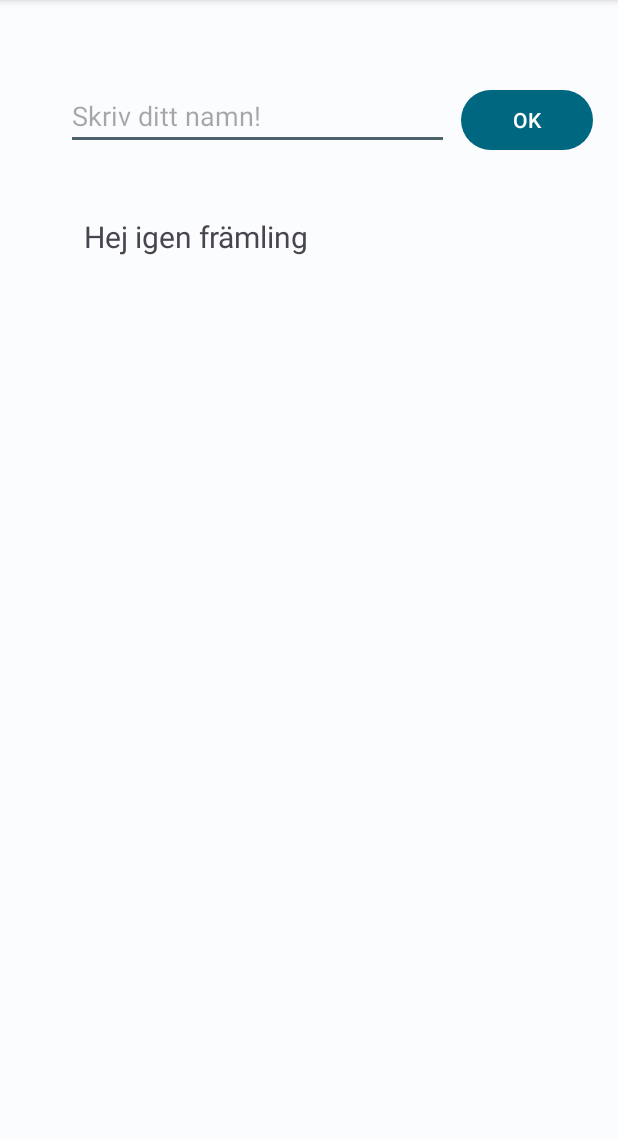
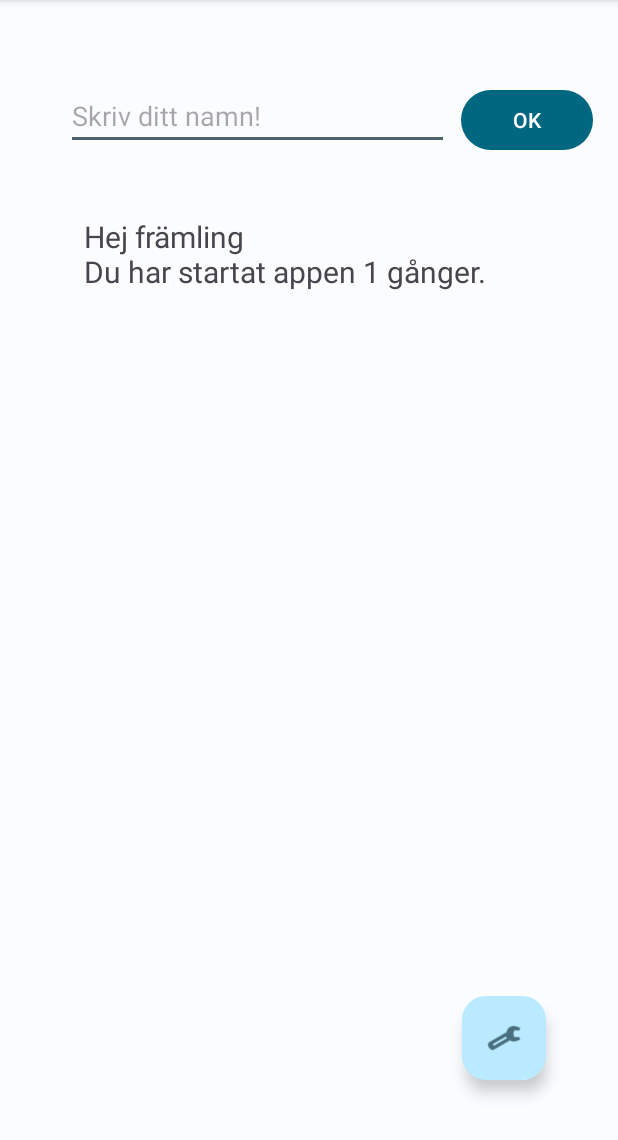
Before and after one commit to fw-23/sos23-exempel, an Android app: the screen it shows after launch (MainActivity), on a phone screen of 412 x 824 dp, the part 96-1236 px from its top. Run offline under Robolectric (Android 15) with nearby library versions, the phone set to English and light mode, and no system bars.

Commit message:
Lektion 5

```diff
--- a/app/build.gradle
+++ b/app/build.gradle
@@ -33,6 +33,7 @@ dependencies {
     implementation 'androidx.appcompat:appcompat:1.6.1'
     implementation 'com.google.android.material:material:1.8.0'
     implementation 'androidx.constraintlayout:constraintlayout:2.1.4'
+    implementation 'androidx.preference:preference:1.2.0'
     testImplementation 'junit:junit:4.13.2'
     androidTestImplementation 'androidx.test.ext:junit:1.1.5'
     androidTestImplementation 'androidx.test.espresso:espresso-core:3.5.1'
--- a/app/src/main/AndroidManifest.xml
+++ b/app/src/main/AndroidManifest.xml
@@ -12,6 +12,12 @@
         android:theme="@style/AppTheme"
         tools:targetApi="31">
         <activity
+            android:name=".SettingsActivity"
+            android:parentActivityName=".MainActivity"
+            android:exported="false"
+            android:label="@string/title_activity_settings" />
+
+        <activity
             android:name=".MainActivity"
             android:exported="true"
             android:windowSoftInputMode="adjustPan|adjustResize">
--- a/app/src/main/java/fi/arcada/sos_23_exempel/MainActivity.java
+++ b/app/src/main/java/fi/arcada/sos_23_exempel/MainActivity.java
@@ -4,6 +4,7 @@ import androidx.appcompat.app.AppCompatActivity;
 import androidx.recyclerview.widget.LinearLayoutManager;
 import androidx.recyclerview.widget.RecyclerView;
 
+import android.content.Intent;
 import android.content.SharedPreferences;
 import android.os.Bundle;
 import android.preference.PreferenceManager;
@@ -20,7 +21,7 @@ public class MainActivity extends AppCompatActivity {
     TextView outputText;
     EditText inputText;
 
-    //shared prefs
+    //shared prefs 1: deklarera
     SharedPreferences sharedPref;
     SharedPreferences.Editor prefEditor;
 
@@ -32,20 +33,39 @@ public class MainActivity extends AppCompatActivity {
         outputText = findViewById(R.id.outputText);
         inputText = findViewById(R.id.dataName);
 
-        // shared prefs
+        // shared prefs 2: initialisera
         sharedPref = PreferenceManager.getDefaultSharedPreferences(this);
         prefEditor = sharedPref.edit();
 
-        outputText.setText(String.format("Hej igen %s",
-                sharedPref.getString("savedName", "främling")
+        // CodeChallenge App Start Counter version 1
+        int appStarts = sharedPref.getInt("appStartCount", 0);
+        appStarts++; // öka med 1
+        prefEditor.putInt("appStartCount", appStarts); // spara som shared pref
+
+        // CodeChallenge App Start Counter version 2 "One-Liner"
+        prefEditor.putInt("appStartCount2", sharedPref.getInt("appStartCount2", 0)+1);
+
+        // spara "på hårdskivan"
+        prefEditor.apply();
+
+        // shared prefs 3: läs från shared prefs
+        outputText.setText(String.format("%s %s\nDu har startat appen %d gånger.",
+                sharedPref.getString("greeting", "Hej"),
+                sharedPref.getString("savedName", "främling"),
+                sharedPref.getInt("appStartCount", 0)
         ));
+    }
 
+    public void openSettings(View view) {
+        Intent intent = new Intent(this, SettingsActivity.class);
+        startActivity(intent);
     }
 
     public void calculate(View view) {
 
-        // Läs variabel och spara i prefs
         String myName = inputText.getText().toString();
+
+        // shared prefs 4: spara i shared prefs
         prefEditor.putString("savedName", myName);
         prefEditor.apply();
 
--- a/app/src/main/res/layout/activity_main.xml
+++ b/app/src/main/res/layout/activity_main.xml
@@ -41,4 +41,16 @@
         app:layout_constraintTop_toTopOf="@+id/dataName"
         app:layout_constraintVertical_bias="0.0" />
 
+    <com.google.android.material.floatingactionbutton.FloatingActionButton
+        android:id="@+id/floatingActionButton2"
+        android:layout_width="wrap_content"
+        android:layout_height="wrap_content"
+        android:layout_marginEnd="48dp"
+        android:layout_marginBottom="40dp"
+        android:clickable="true"
+        android:onClick="openSettings"
+        app:layout_constraintBottom_toBottomOf="parent"
+        app:layout_constraintEnd_toEndOf="parent"
+        app:srcCompat="@android:drawable/ic_menu_preferences" />
+
 </androidx.constraintlayout.widget.ConstraintLayout>
```
Also changed, not shown: app/src/main/java/fi/arcada/sos_23_exempel/SettingsActivity.java (added, +33 -0 lines), app/src/main/res/layout/settings_activity.xml (added, +9 -0 lines), app/src/main/res/values/arrays.xml (added, +12 -0 lines), app/src/main/res/values/strings.xml (+16 -0 lines), app/src/main/res/xml/root_preferences.xml (added, +15 -0 lines).
